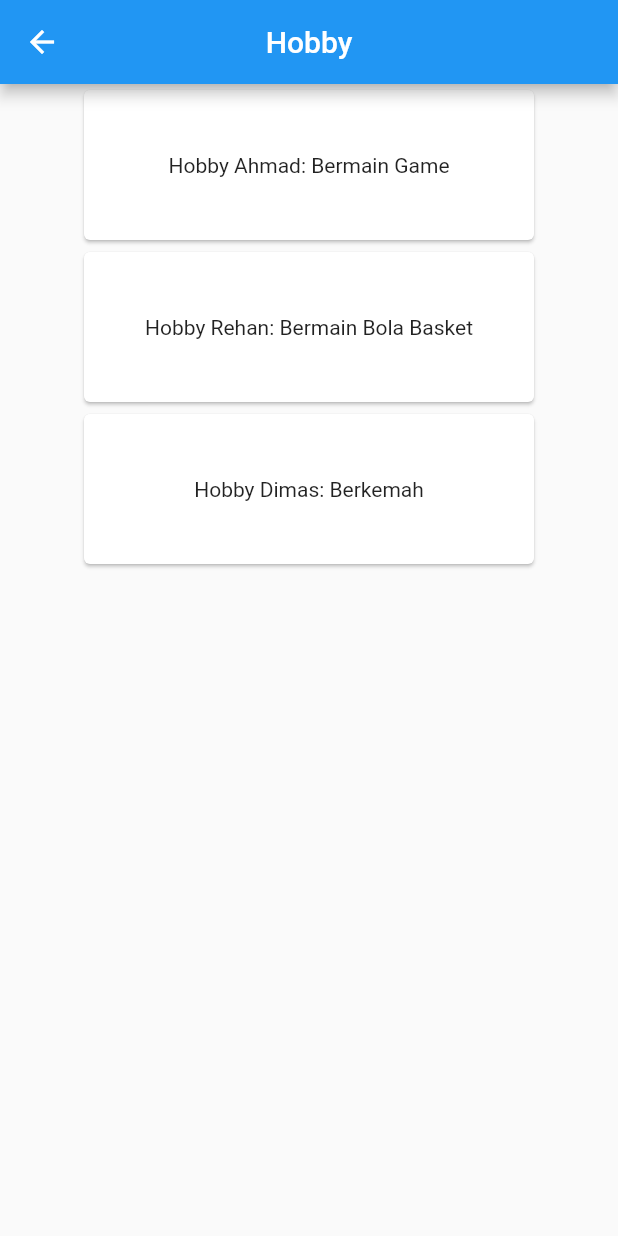
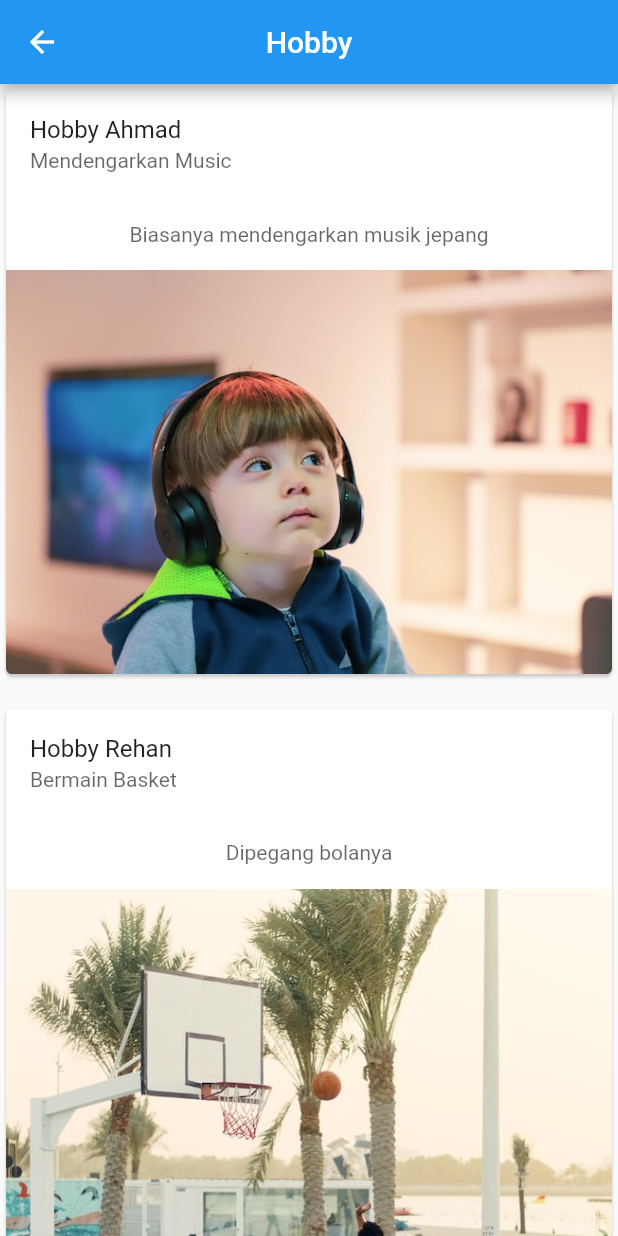
Before and after one commit to triggeredsoyboy/mobile, a Flutter app: the HomePage screen opened directly with empty values, after a tap on "Hobby", on a phone screen of 412 x 824 dp. Run offline on Flutter 3.47's test engine with Material 2 defaults, Android fonts, the phone set to English and light mode, and no system bars.

Commit message:
add hobby and scroll view

```diff
--- a/lib/hobby.dart
+++ b/lib/hobby.dart
@@ -11,54 +11,91 @@ class Hobby extends StatelessWidget {
         title: Text('Hobby'),
         centerTitle: true,
       ),
-      body: Column(
+      body: SingleChildScrollView(
+        child: Column(
           children: <Widget>[
             _hobbyAhmad(),
+            SizedBox(height: 15),
             _hobbyRehan(),
+            SizedBox(height: 15),
             _hobbyDimas(),
+          ],
+        ),
+      ),
+    );
+  }
+
+  Widget _hobbyAhmad() {
+    return Card(
+      clipBehavior: Clip.antiAlias,
+      child: Column(
+        children: [
+          ListTile(
+            title: const Text('Hobby Ahmad'),
+            subtitle: Text(
+              'Mendengarkan Music',
+              style: TextStyle(color: Colors.black.withOpacity(0.6)),
+            ),
+          ),
+          Padding(
+            padding: const EdgeInsets.all(16.0),
+            child: Text(
+              'Biasanya mendengarkan musik jepang',
+              style: TextStyle(color: Colors.black.withOpacity(0.6)),
+            ),
+          ),
+          Image.asset('assets/images/music.jpg'),
         ],
       ),
     );
   }
 
-  Widget _hobbyAhmad() {
-    return const Center(
-      child: Card(
-        child: SizedBox(
-          width: 300,
-          height: 100,
-          child: Center(
-              child: Text('Hobby Ahmad: Bermain Game'),
+  Widget _hobbyRehan() {
+    return Card(
+      clipBehavior: Clip.antiAlias,
+      child: Column(
+        children: [
+          ListTile(
+            title: const Text('Hobby Rehan'),
+            subtitle: Text(
+              'Bermain Basket',
+              style: TextStyle(color: Colors.black.withOpacity(0.6)),
             ),
           ),
-      ),
-    );
-  }
-
-  Widget _hobbyRehan() {
-    return const Center(
-      child: Card(
-        child: SizedBox(
-          width: 300,
-          height: 100,
-          child: Center(
-              child: Text('Hobby Rehan: Bermain Bola Basket'),
+          Padding(
+            padding: const EdgeInsets.all(16.0),
+            child: Text(
+              'Dipegang bolanya',
+              style: TextStyle(color: Colors.black.withOpacity(0.6)),
             ),
           ),
+          Image.asset('assets/images/basket.jpg'),
+        ],
       ),
     );
   }
 
   Widget _hobbyDimas() {
-    return const Center(
-      child: Card(
-        child: SizedBox(
-          width: 300,
-          height: 100,
-          child: Center(
-              child: Text('Hobby Dimas: Berkemah'),
+    return Card(
+      clipBehavior: Clip.antiAlias,
+      child: Column(
+        children: [
+          ListTile(
+            title: const Text('Hobby Dimas'),
+            subtitle: Text(
+              'Berkemah',
+              style: TextStyle(color: Colors.black.withOpacity(0.6)),
             ),
           ),
+          Padding(
+            padding: const EdgeInsets.all(16.0),
+            child: Text(
+              'Implementasi dari Dasa Dharma Pramuka ke-2',
+              style: TextStyle(color: Colors.black.withOpacity(0.6)),
+            ),
+          ),
+          Image.asset('assets/images/camping.jpg'),
+        ],
       ),
     );
   }
--- a/lib/home_page.dart
+++ b/lib/home_page.dart
@@ -82,22 +82,49 @@ class Page1 extends StatelessWidget {
         child: Column(
           mainAxisAlignment: MainAxisAlignment.center,
           children: [
-            ElevatedButton(
+            SizedBox(
+              width: 250.0,
+              height: 45.0,
+              child: ElevatedButton(
                 onPressed: () {},
-                child: Text('Al Ahmad Syah Huud S.'),
+                child: Text(
+                    'Al Ahmad Syah Huud.\n'
+                    '124200035',
+                  textAlign: TextAlign.center,
                 ),
-            SizedBox(height: 20),
-            ElevatedButton(
+              ),
+            ),
+            SizedBox(height: 10),
+            SizedBox(
+              width: 250.0,
+              height: 45.0,
+              child: ElevatedButton(
                 onPressed: () {},
-                child: Text('Ihsan Reihansyah'),
+                child: Text(
+                  'Dimas Wicaksono.\n'
+                      '124200053',
+                  textAlign: TextAlign.center,
                 ),
-            SizedBox(height: 20),
-            ElevatedButton(
+              ),
+            ),
+            SizedBox(height: 10),
+            SizedBox(
+              width: 250.0,
+              height: 45.0,
+              child: ElevatedButton(
                 onPressed: () {},
-                child: Text('Dimas Wicaksono'),
+                child: Text(
+                  'Ihsan Reihansyah\n'
+                      '124200075',
+                  textAlign: TextAlign.center,
                 ),
-            SizedBox(height: 20),
-            ElevatedButton(
+              ),
+            ),
+            SizedBox(height: 10),
+            SizedBox(
+              width: 250.0,
+              height: 30.0,
+              child: ElevatedButton(
                 onPressed: () {
                   Navigator.push(context, MaterialPageRoute(builder: (context){
                     return Hobby();
@@ -105,7 +132,8 @@ class Page1 extends StatelessWidget {
                 },
                 child: Text('Hobby'),
               ),
-            SizedBox(height: 20),
+            ),
+            // SizedBox(height: 10),
             IconButton(onPressed: (){
               Navigator.pushReplacement(context, MaterialPageRoute(builder: (context){
                 return LoginPage();
@@ -124,10 +152,8 @@ class Page2 extends StatelessWidget {
 
   @override
   Widget build(BuildContext context) {
-    return Row(
-      mainAxisAlignment: MainAxisAlignment.center,
-      children: [
-        Column(
+    return Center(
+      child: Column(
         mainAxisAlignment: MainAxisAlignment.center,
         children: <Widget>[
           Container(
@@ -136,11 +162,11 @@ class Page2 extends StatelessWidget {
                 '2. Klik floating button untuk menggunakan fitur stopwatch\n'
                 '3. Klik icon home pada bottom navigation bar untuk ke halaman utama\n'
                 '4. Klik icon list untuk melihat cara penggunaan aplikasi\n'
-                  '5. Klik button hobby untuk menuju halaman hobby'),
+                '5. Klik button hobby untuk menuju halaman hobby\n'
+                '6. Klik icon logout untuk keluar dari aplikasi'),
           ),
         ],
       ),
-      ],
     );
   }
 }
--- a/lib/landing_page.dart
+++ b/lib/landing_page.dart
@@ -20,7 +20,7 @@ class LandingPage extends StatelessWidget {
 
   Widget _image() {
     return Container(
-      padding: EdgeInsets.fromLTRB(0, 300, 0, 20),
+      padding: EdgeInsets.fromLTRB(0, 200, 0, 20),
       child: Image.asset('assets/images/Picture1.png'),
     );
   }
--- a/lib/login_page.dart
+++ b/lib/login_page.dart
@@ -17,13 +17,15 @@ class _LoginPageState extends State<LoginPage> {
   Widget build(BuildContext context) {
     return SafeArea(
       child: Scaffold(
-        body: Column(
-          children: [
-            _upnLogo(),
-            _usernameField(),
-            _passwordField(),
-            _loginButton(context),
-          ],
+        body: SingleChildScrollView(
+          child: Column(
+            children: <Widget>[
+              _upnLogo(),
+              _usernameField(),
+              _passwordField(),
+              _loginButton(context),
+            ],
+          ),
         ),
       ),
     );
@@ -31,7 +33,7 @@ class _LoginPageState extends State<LoginPage> {
 
   Widget _upnLogo() {
     return Container(
-      padding: EdgeInsets.fromLTRB(0, 200.0, 0, 50.0),
+      padding: EdgeInsets.fromLTRB(0, 150.0, 0, 25.0),
       child: Image.asset(
         'assets/images/Picture1.png',
       //   width: 200,
@@ -111,7 +113,7 @@ class _LoginPageState extends State<LoginPage> {
           //   return SecondScreen(username: username, password: password);
           // }));
           String text = "";
-          if (password == "") {
+          if (password == "flutter123") {
             setState(() {
               text = "Login Success";
               isLoginSuccess = true;
--- a/pubspec.yaml
+++ b/pubspec.yaml
@@ -60,7 +60,8 @@ flutter:
   assets:
     - assets/images/Picture1.png
     - assets/images/camping.jpg
-    - assets/images/basket.jpeg
+    - assets/images/basket.jpg
+    - assets/images/music.jpg
 
   # To add assets to your application, add an assets section, like this:
   # assets:
```
Also changed, not shown: assets/images/basket.jpg (added), assets/images/music.jpg (added). Lines whose indentation alone changed are shown as unchanged.
